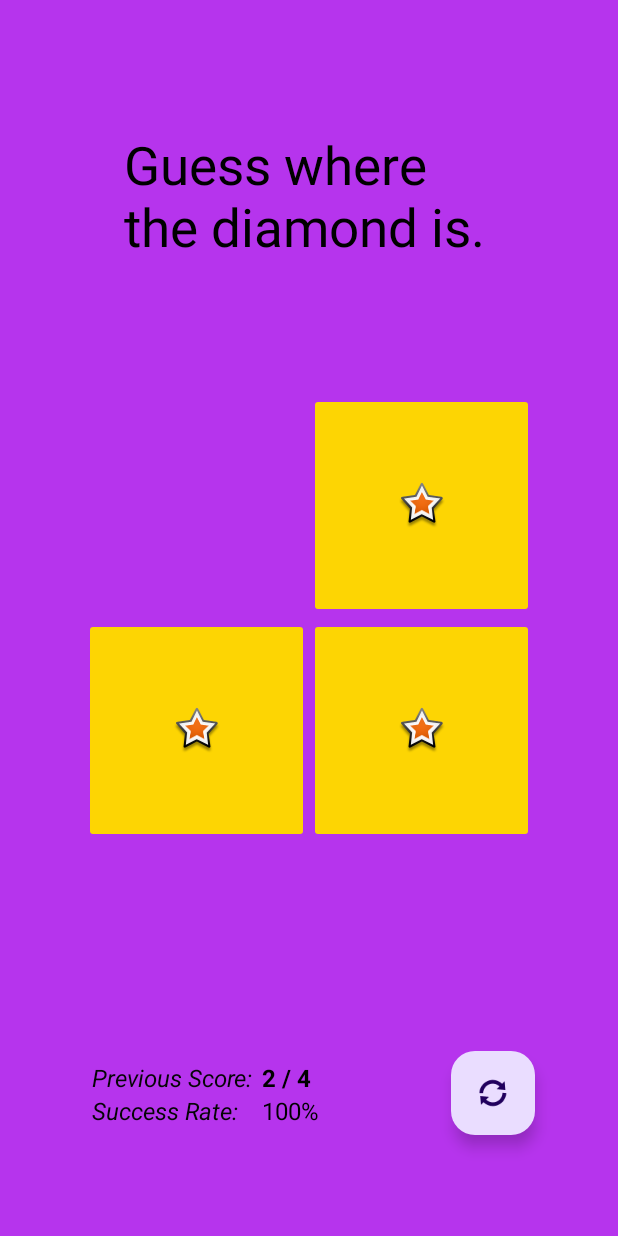
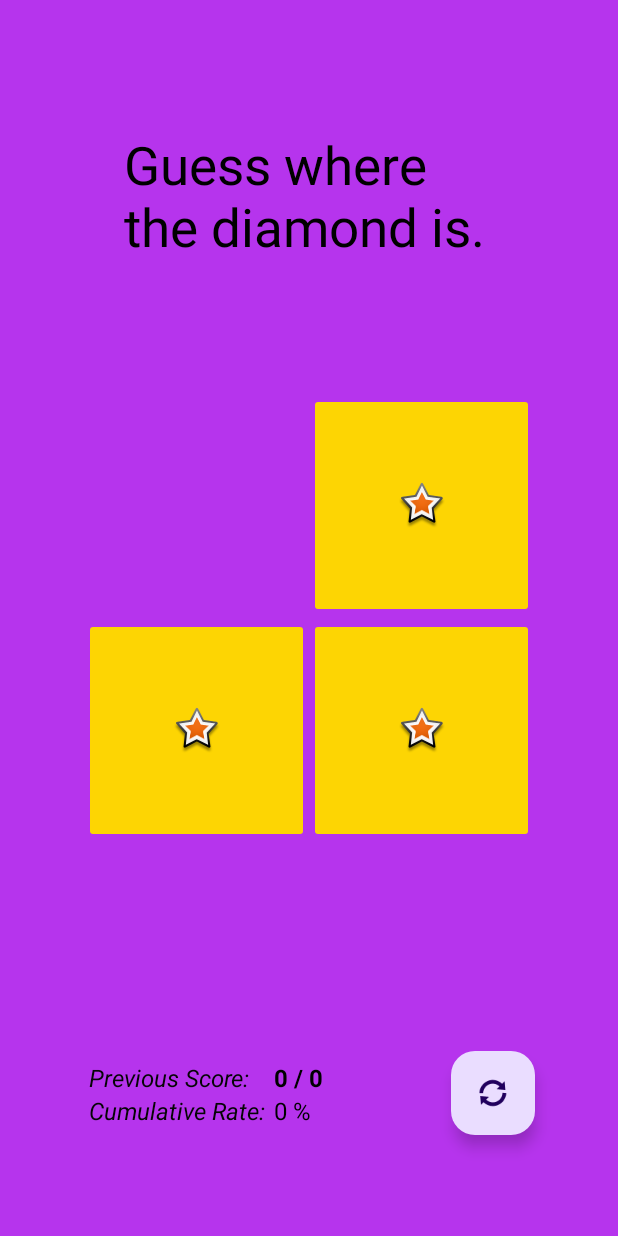
Before and after one commit to miikapihkola/AndroidJavaCourse, an Android app: the Game screen opened directly, with no data from a screen before it, after a tap on "Button", on a phone screen of 412 x 824 dp. Run offline under Robolectric (Android 15) with nearby library versions, the phone set to English and light mode, and no system bars.

Commit message:
HT6: Guess game Logiikka valmis

```diff
--- a/app/build.gradle
+++ b/app/build.gradle
@@ -37,4 +37,8 @@ dependencies {
     testImplementation libs.junit
     androidTestImplementation libs.ext.junit
     androidTestImplementation libs.espresso.core
+    //DataStore instead of SharedPreferences
+    implementation "androidx.datastore:datastore-preferences:1.0.0"
+//RxJava2 support
+    implementation "androidx.datastore:datastore-preferences-rxjava2:1.0.0"
 }
--- a/app/src/main/java/com/example/androidjavacourse/Game.java
+++ b/app/src/main/java/com/example/androidjavacourse/Game.java
@@ -6,6 +6,7 @@ import android.view.View;
 import android.view.animation.Animation;
 import android.view.animation.AnimationUtils;
 import android.widget.ImageButton;
+import android.widget.TextView;
 
 import androidx.activity.EdgeToEdge;
 import androidx.appcompat.app.AppCompatActivity;
@@ -26,9 +27,12 @@ public class Game extends AppCompatActivity {
     public Integer rightChoice = 0;
     public ArrayList<ImageButton> btnList = new ArrayList<ImageButton>();
     public boolean canClick = true;
+    public Integer[] stats = {0,0,0,0};
+    public Integer[] currentgame = {0,0};
 
     @Override
     protected void onCreate(Bundle savedInstanceState) {
+
         super.onCreate(savedInstanceState);
         EdgeToEdge.enable(this);
         setContentView(R.layout.activity_game);
@@ -72,7 +76,9 @@ public class Game extends AppCompatActivity {
             @Override
             public void onClick(View v) {
                 refreshGame();
+
             }
+
         });
 
         btnList.add(btn1);
@@ -81,6 +87,7 @@ public class Game extends AppCompatActivity {
         btnList.add(btn4);
 
         newGame();
+
     }
 
 
@@ -96,16 +103,20 @@ public class Game extends AppCompatActivity {
     }
     public void refreshGame(){
         Log.d(TAG, "RefreshBtn clicked");
-    }
-
-    // Update Score
-    public void updateScore(){
-        Log.d(TAG,"Score updated");
+        stats[2] = 0;
+        stats[3] = 0;
+        newGame();
     }
 
     // Set New Game Round
     public void newGame(){
         Log.d(TAG,"New game round started");
+        for (Integer i: currentgame) {
+                currentgame[i] = 0;
+        }
+        TextView score = (TextView) findViewById(R.id.scoreboard_counter);
+        TextView scorePercent = (TextView) findViewById(R.id.scoreboard_percent);
+        Double percent = stats[2].doubleValue() / stats[3].doubleValue() * 100;
         rightChoice = getRng();
         runOnUiThread(new Runnable() {
             @Override
@@ -113,6 +124,8 @@ public class Game extends AppCompatActivity {
                 for (ImageButton btn: btnList) {
                     btn.setVisibility(View.VISIBLE);
                 }
+                score.setText(stats[0] + " / " + stats[1]);
+                scorePercent.setText(percent.intValue() + " %");
             }
         });
         Log.d(TAG,"New RNG is: " + rightChoice);
@@ -125,12 +138,20 @@ public class Game extends AppCompatActivity {
         Animation animation = AnimationUtils.loadAnimation(getApplicationContext(), R.anim.fade_animation);
         btnList.get(id).startAnimation(animation);
         btnList.get(id).setVisibility(View.INVISIBLE);
+        stats[3]++;
+        currentgame[1]++;
     }
 
     // Success
     public void success(int id){
         Log.d(TAG,"Successful guess");
         canClick = false;
+        stats[3]++;
+        stats[2]++;
+        currentgame[1]++;
+        currentgame[0]++;
+        stats[1] = currentgame[1];
+        stats[0] = currentgame[0];
         Animation animation = AnimationUtils.loadAnimation(getApplicationContext(), R.anim.spin_animation);
         btnList.get(id).startAnimation(animation);
         btnList.get(id).setVisibility(View.INVISIBLE);
--- a/app/src/main/res/values/strings.xml
+++ b/app/src/main/res/values/strings.xml
@@ -12,6 +12,6 @@
     <string name="calculator_total">Total</string>
     <string name="calculator_title">Calculator</string>
     <string name="game_points">Previous Score:</string>
-    <string name="game_percent">Success Rate:</string>
+    <string name="game_percent">Cumulative Rate:</string>
     <string name="start_game">Game</string>
 </resources>
```
Also changed, not shown: 1 other file.
